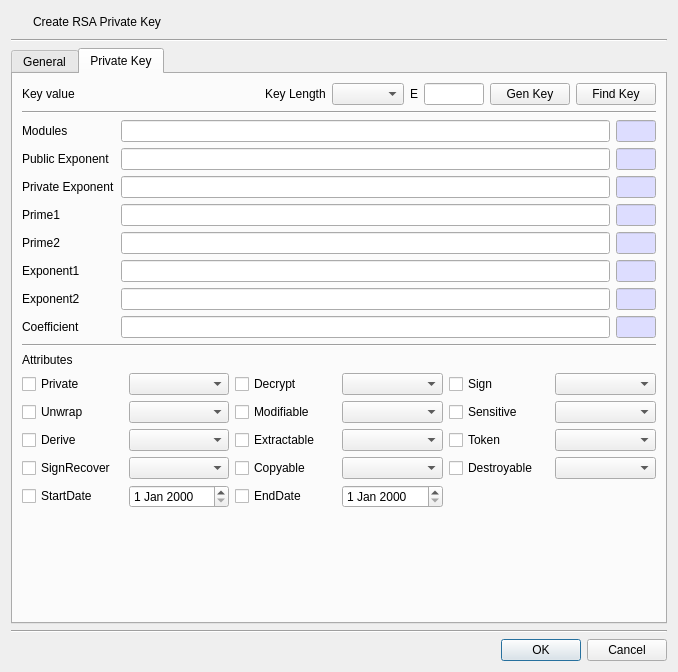
Above: CryptokiMan/create_rsa_pri_key_dlg.ui from jykim74/CryptokiMan before the change. Below: the same form after it.
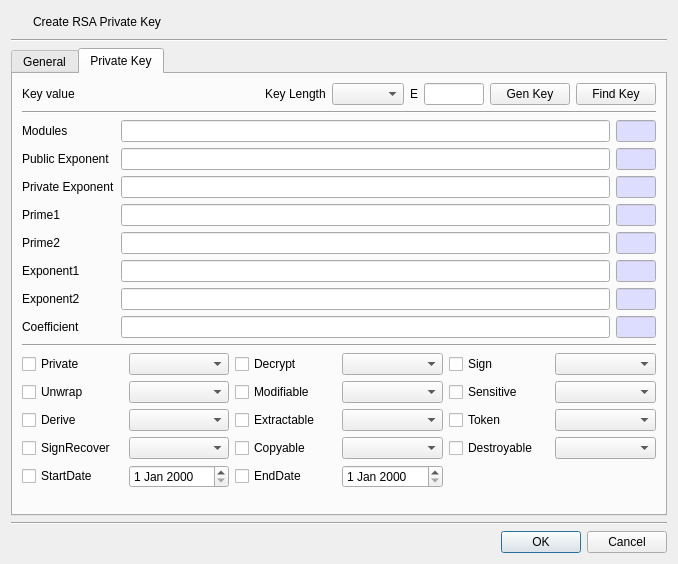
That is the form after the change. The open tabs and pages were chosen to show the change. Icons and pictures are not drawn.

What changed in the file:
```diff
--- a/CryptokiMan/create_rsa_pri_key_dlg.ui
+++ b/CryptokiMan/create_rsa_pri_key_dlg.ui
@@ -7,7 +7,7 @@
     <x>0</x>
     <y>0</y>
     <width>678</width>
-    <height>672</height>
+    <height>564</height>
    </rect>
   </property>
   <property name="windowTitle">
@@ -878,13 +878,6 @@
          </property>
         </widget>
        </item>
-       <item>
-        <widget class="QLabel" name="label_18">
-         <property name="text">
-          <string>Attributes</string>
-         </property>
-        </widget>
-       </item>
        <item>
         <layout class="QGridLayout" name="gridLayout_5">
          <property name="topMargin">
```
Left out of the diff: 2 changed lines with no effect on the pictures.
